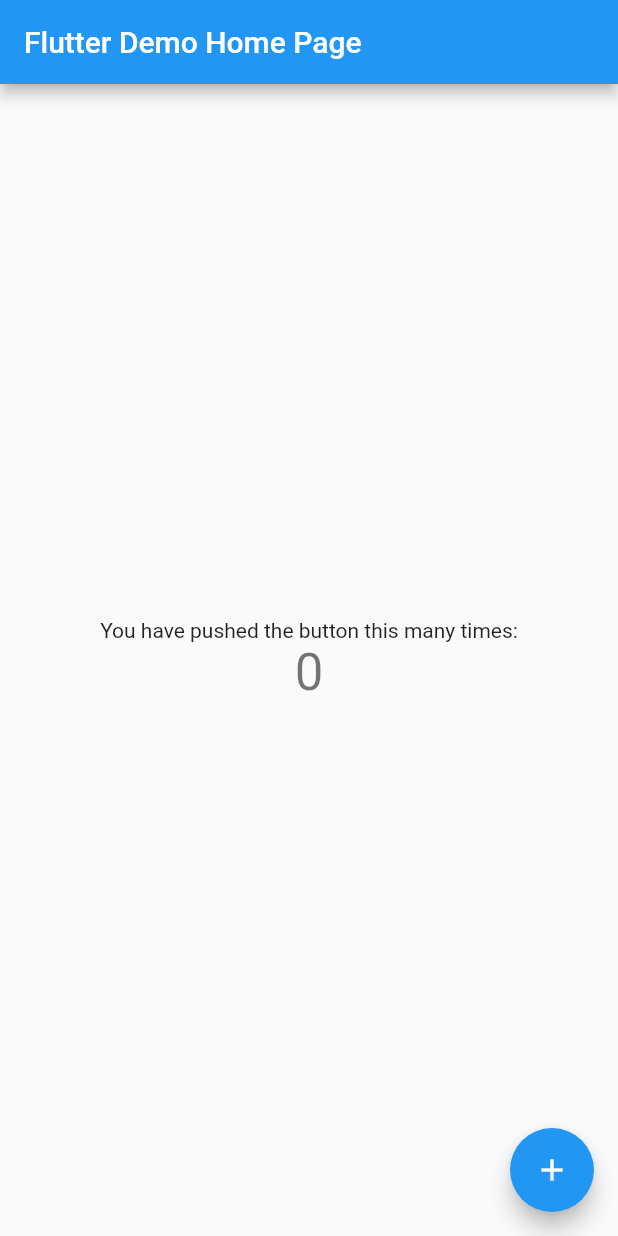
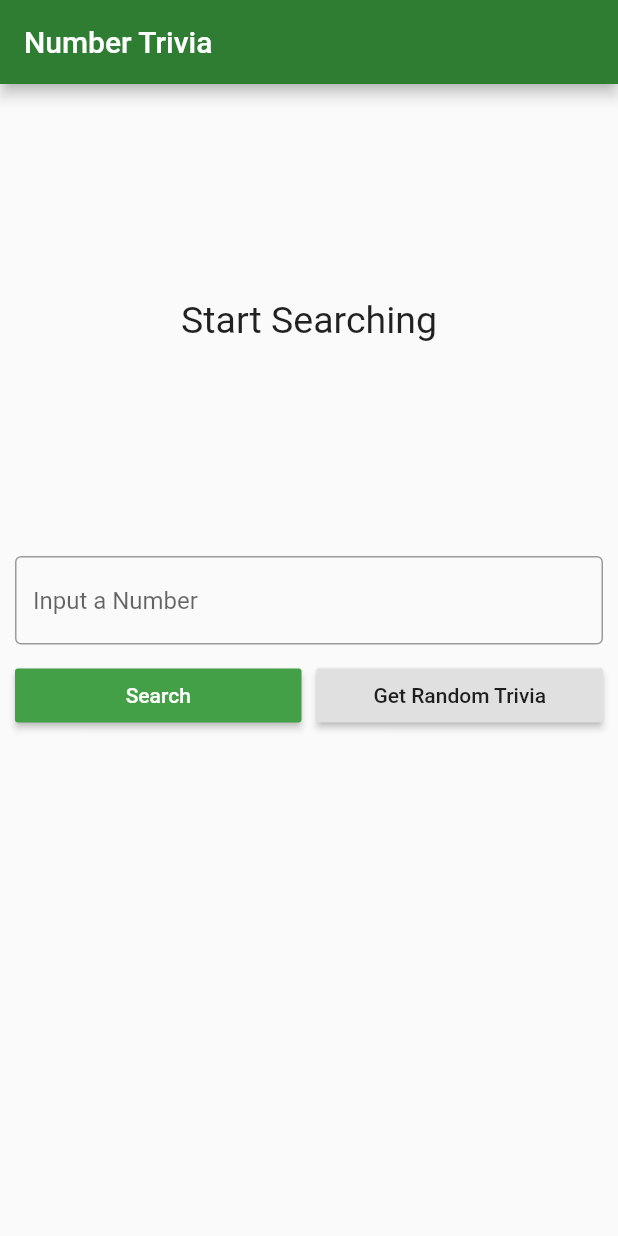
Before and after one commit to Milad9A/Numi, a Flutter app: the screen it shows after launch, on a phone screen of 412 x 824 dp. Run offline on Flutter 3.47's test engine with Material 2 defaults, Android fonts, the phone set to English and light mode, and no system bars; our stand-ins replace bloc, dartz, data_connection_checker, equatable, flutter_bloc, get_it and 1 more.

Commit message:
Implemented the UI

```diff
--- a/lib/core/util/input_converter.dart
+++ b/lib/core/util/input_converter.dart
@@ -1,5 +1,6 @@
 import 'package:dartz/dartz.dart';
-import 'package:numi_clean_tdd/core/error/failures.dart';
+
+import '../error/failures.dart';
 
 class InputConvertor {
   Either<Failure, int> stringToUnsignedInteger(String str) {
--- a/lib/features/number_trivia/data/datasources/number_trivia_local_data_source.dart
+++ b/lib/features/number_trivia/data/datasources/number_trivia_local_data_source.dart
@@ -1,9 +1,9 @@
 import 'dart:convert';
 
 import 'package:meta/meta.dart';
-import 'package:numi_clean_tdd/core/error/exceptions.dart';
 import 'package:shared_preferences/shared_preferences.dart';
 
+import '../../../../core/error/exceptions.dart';
 import '../models/number_trivia_model.dart';
 
 abstract class NumberTriviaLocalDataSource {
--- a/lib/features/number_trivia/data/datasources/number_trivia_remote_data_source.dart
+++ b/lib/features/number_trivia/data/datasources/number_trivia_remote_data_source.dart
@@ -1,7 +1,7 @@
 import 'dart:convert';
 
-import 'package:numi_clean_tdd/core/error/exceptions.dart';
-import 'package:numi_clean_tdd/features/number_trivia/data/models/number_trivia_model.dart';
+import '../../../../core/error/exceptions.dart';
+import '../models/number_trivia_model.dart';
 
 import '../../domain/entities/number_trivia.dart';
 import 'package:http/http.dart' as http;
--- /dev/null
+++ b/lib/features/number_trivia/presentaion/pages/number_trivia_page.dart
@@ -0,0 +1,60 @@
+import 'package:flutter/material.dart';
+import 'package:flutter_bloc/flutter_bloc.dart';
+import 'package:numi_clean_tdd/features/number_trivia/presentaion/widgets/loading_widget.dart';
+import 'package:numi_clean_tdd/features/number_trivia/presentaion/widgets/message_display.dart';
+import 'package:numi_clean_tdd/features/number_trivia/presentaion/widgets/trivia_controls.dart';
+import 'package:numi_clean_tdd/features/number_trivia/presentaion/widgets/trivia_display.dart';
+
+import '../../../../injection_container.dart';
+import '../bloc/number_trivia_bloc.dart';
+
+class NumberTriviaPage extends StatelessWidget {
+  @override
+  Widget build(BuildContext context) {
+    return Scaffold(
+      appBar: AppBar(
+        title: Text('Number Trivia'),
+      ),
+      body: SingleChildScrollView(
+        child: buildBody(context),
+      ),
+    );
+  }
+
+  BlocProvider<NumberTriviaBloc> buildBody(BuildContext context) {
+    return BlocProvider(
+      create: (_) => sl<NumberTriviaBloc>(),
+      child: Center(
+        child: Padding(
+          padding: EdgeInsets.all(10.0),
+          child: Column(
+            children: [
+              SizedBox(height: 10.0),
+              // Top Half
+              BlocBuilder<NumberTriviaBloc, NumberTriviaState>(
+                builder: (context, state) {
+                  if (state is Empty) {
+                    return MessageDisplay(
+                      message: 'Start Searching',
+                    );
+                  } else if (state is Loading) {
+                    return LoadingWidget();
+                  } else if (state is Loaded) {
+                    return TriviaDisplay(numberTrivia: state.trivia);
+                  } else if (state is Error) {
+                    return MessageDisplay(message: state.message);
+                  }
+                },
+              ),
+
+              SizedBox(height: 20.0),
+
+              // Bottom Half
+              TriviaControls(),
+            ],
+          ),
+        ),
+      ),
+    );
+  }
+}
--- /dev/null
+++ b/lib/features/number_trivia/presentaion/widgets/message_display.dart
@@ -0,0 +1,24 @@
+import 'package:flutter/material.dart';
+
+class MessageDisplay extends StatelessWidget {
+  final String message;
+  const MessageDisplay({
+    @required this.message,
+  });
+
+  @override
+  Widget build(BuildContext context) {
+    return Container(
+      height: MediaQuery.of(context).size.height / 3,
+      child: Center(
+        child: SingleChildScrollView(
+          child: Text(
+            message,
+            style: TextStyle(fontSize: 25),
+            textAlign: TextAlign.center,
+          ),
+        ),
+      ),
+    );
+  }
+}
--- /dev/null
+++ b/lib/features/number_trivia/presentaion/widgets/trivia_controls.dart
@@ -0,0 +1,73 @@
+import 'package:flutter/material.dart';
+import 'package:flutter_bloc/flutter_bloc.dart';
+import 'package:numi_clean_tdd/features/number_trivia/presentaion/bloc/number_trivia_bloc.dart';
+
+class TriviaControls extends StatefulWidget {
+  const TriviaControls({
+    Key key,
+  }) : super(key: key);
+
+  @override
+  _TriviaControlsState createState() => _TriviaControlsState();
+}
+
+class _TriviaControlsState extends State<TriviaControls> {
+  String inputString;
+  final controller = TextEditingController();
+
+  @override
+  Widget build(BuildContext context) {
+    return Column(
+      children: [
+        TextField(
+          controller: controller,
+          keyboardType: TextInputType.number,
+          decoration: InputDecoration(
+            border: OutlineInputBorder(),
+            hintText: 'Input a Number',
+          ),
+          onChanged: (value) {
+            inputString = value;
+          },
+          onSubmitted: (_) {
+            dispatchConcrete();
+          },
+        ),
+        SizedBox(height: 10.0),
+        Row(
+          children: [
+            Expanded(
+              child: RaisedButton(
+                child: Text('Search'),
+                color: Theme.of(context).accentColor,
+                textTheme: ButtonTextTheme.primary,
+                onPressed: () {
+                  dispatchConcrete();
+                },
+              ),
+            ),
+            SizedBox(width: 10.0),
+            Expanded(
+              child: RaisedButton(
+                child: Text('Get Random Trivia'),
+                onPressed: () {
+                  dispatchRandom();
+                },
+              ),
+            ),
+          ],
+        )
+      ],
+    );
+  }
+
+  void dispatchConcrete() {
+    controller.clear();
+    BlocProvider.of<NumberTriviaBloc>(context)
+        .add(GetTriviaForConcreteNumber(inputString));
+  }
+
+  void dispatchRandom() {
+    BlocProvider.of<NumberTriviaBloc>(context).add(GetTriviaForRandomNumber());
+  }
+}
--- a/lib/main.dart
+++ b/lib/main.dart
@@ -1,119 +1,23 @@
 import 'package:flutter/material.dart';
+import 'features/number_trivia/presentaion/pages/number_trivia_page.dart';
 import 'injection_container.dart' as di;
 
 void main() async {
+  WidgetsFlutterBinding.ensureInitialized();
   await di.init();
   runApp(MyApp());
 }
 
 class MyApp extends StatelessWidget {
-  // This widget is the root of your application.
   @override
   Widget build(BuildContext context) {
     return MaterialApp(
-      title: 'Flutter Demo',
+      title: 'Number Trivia',
       theme: ThemeData(
-        // This is the theme of your application.
-        //
-        // Try running your application with "flutter run". You'll see the
-        // application has a blue toolbar. Then, without quitting the app, try
-        // changing the primarySwatch below to Colors.green and then invoke
-        // "hot reload" (press "r" in the console where you ran "flutter run",
-        // or simply save your changes to "hot reload" in a Flutter IDE).
-        // Notice that the counter didn't reset back to zero; the application
-        // is not restarted.
-        primarySwatch: Colors.blue,
-        // This makes the visual density adapt to the platform that you run
-        // the app on. For desktop platforms, the controls will be smaller and
-        // closer together (more dense) than on mobile platforms.
-        visualDensity: VisualDensity.adaptivePlatformDensity,
+        primaryColor: Colors.green.shade800,
+        accentColor: Colors.green.shade600,
       ),
-      home: MyHomePage(title: 'Flutter Demo Home Page'),
+      home: NumberTriviaPage(),
     );
   }
 }
-
-class MyHomePage extends StatefulWidget {
-  MyHomePage({Key key, this.title}) : super(key: key);
-
-  // This widget is the home page of your application. It is stateful, meaning
-  // that it has a State object (defined below) that contains fields that affect
-  // how it looks.
-
-  // This class is the configuration for the state. It holds the values (in this
-  // case the title) provided by the parent (in this case the App widget) and
-  // used by the build method of the State. Fields in a Widget subclass are
-  // always marked "final".
-
-  final String title;
-
-  @override
-  _MyHomePageState createState() => _MyHomePageState();
-}
-
-class _MyHomePageState extends State<MyHomePage> {
-  int _counter = 0;
-
-  void _incrementCounter() {
-    setState(() {
-      // This call to setState tells the Flutter framework that something has
-      // changed in this State, which causes it to rerun the build method below
-      // so that the display can reflect the updated values. If we changed
-      // _counter without calling setState(), then the build method would not be
-      // called again, and so nothing would appear to happen.
-      _counter++;
-    });
-  }
-
-  @override
-  Widget build(BuildContext context) {
-    // This method is rerun every time setState is called, for instance as done
-    // by the _incrementCounter method above.
-    //
-    // The Flutter framework has been optimized to make rerunning build methods
-    // fast, so that you can just rebuild anything that needs updating rather
-    // than having to individually change instances of widgets.
-    return Scaffold(
-      appBar: AppBar(
-        // Here we take the value from the MyHomePage object that was created by
-        // the App.build method, and use it to set our appbar title.
-        title: Text(widget.title),
-      ),
-      body: Center(
-        // Center is a layout widget. It takes a single child and positions it
-        // in the middle of the parent.
-        child: Column(
-          // Column is also a layout widget. It takes a list of children and
-          // arranges them vertically. By default, it sizes itself to fit its
-          // children horizontally, and tries to be as tall as its parent.
-          //
-          // Invoke "debug painting" (press "p" in the console, choose the
-          // "Toggle Debug Paint" action from the Flutter Inspector in Android
-          // Studio, or the "Toggle Debug Paint" command in Visual Studio Code)
-          // to see the wireframe for each widget.
-          //
-          // Column has various properties to control how it sizes itself and
-          // how it positions its children. Here we use mainAxisAlignment to
-          // center the children vertically; the main axis here is the vertical
-          // axis because Columns are vertical (the cross axis would be
-          // horizontal).
-          mainAxisAlignment: MainAxisAlignment.center,
-          children: <Widget>[
-            Text(
-              'You have pushed the button this many times:',
-            ),
-            Text(
-              '$_counter',
-              style: Theme.of(context).textTheme.headline4,
-            ),
-          ],
-        ),
-      ),
-      floatingActionButton: FloatingActionButton(
-        onPressed: _incrementCounter,
-        tooltip: 'Increment',
-        child: Icon(Icons.add),
-      ), // This trailing comma makes auto-formatting nicer for build methods.
-    );
-  }
-}
```
Also changed, not shown: lib/features/number_trivia/presentaion/bloc/number_trivia_bloc.dart (+12 -9 lines), lib/features/number_trivia/presentaion/widgets/loading_widget.dart (added, +13 -0 lines), lib/features/number_trivia/presentaion/widgets/trivia_display.dart (added, +40 -0 lines), lib/injection_container.dart (+11 -17 lines), 1 other file.
